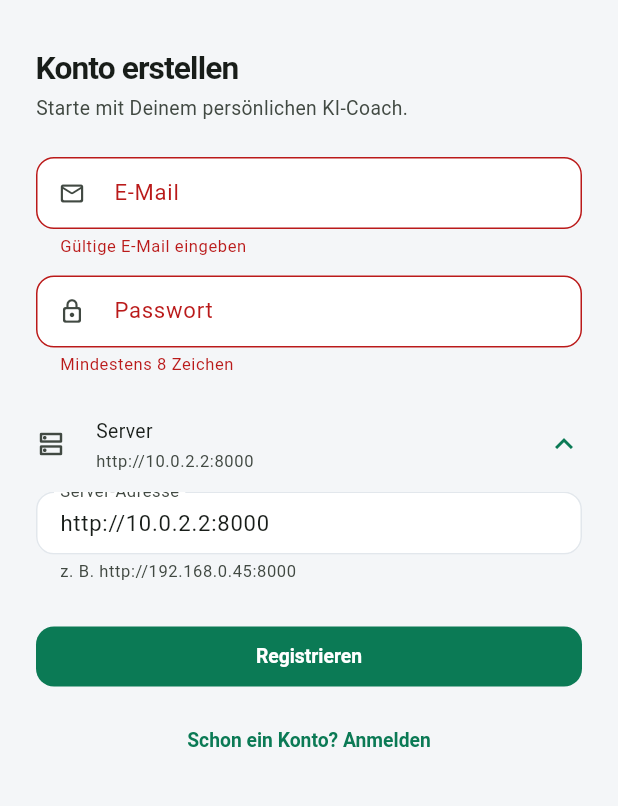
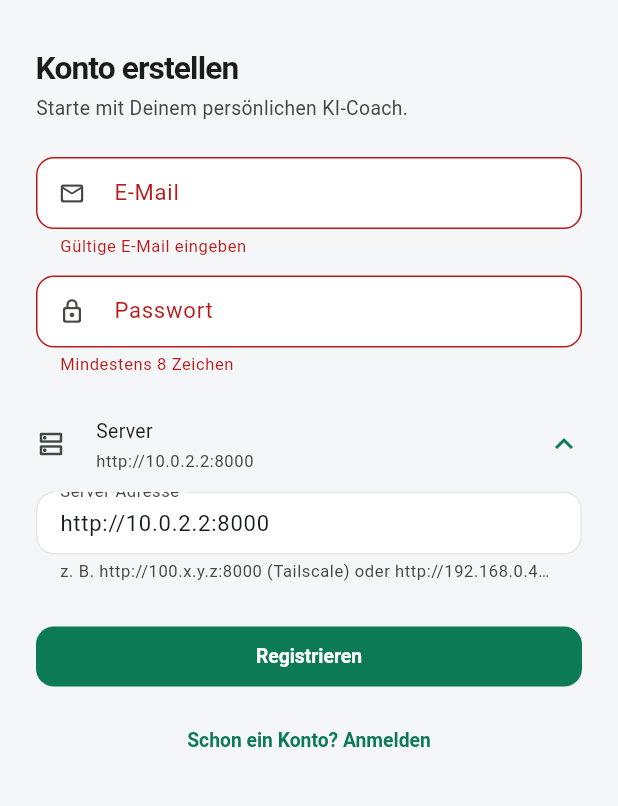
Before and after one commit to bragtho/training_planner, a Flutter app: the screen it shows after launch, after a tap on "Server", after a tap on "Anmelden", after a tap on "Neu hier? Konto erstellen", on a phone screen of 412 x 824 dp, the part 266-1072 px from its top. Run offline on Flutter 3.47's test engine with Material 3 defaults, Android fonts, the phone set to English and light mode, and no system bars; our stand-ins replace dio, fl_chart, flutter_map, flutter_riverpod, flutter_secure_storage, go_router and 1 more; network calls fail.

Commit message:
feat: Zugriff ueber Tailscale: Web-App nutzt Host der Seite, Hinweis im Login, README
Co-Authored-By: Claude Sonnet 5.5 <noreply@anthropic.com>

```diff
--- a/app/lib/core/api.dart
+++ b/app/lib/core/api.dart
@@ -7,6 +7,15 @@ import 'package:flutter_secure_storage/flutter_secure_storage.dart';
 String get apiBaseUrl {
   const fromEnv = String.fromEnvironment('API_URL');
   if (fromEnv.isNotEmpty) return fromEnv;
+  if (kIsWeb) {
+    // Web-App ueber Tailscale/LAN geoeffnet: Backend liegt auf demselben Rechner.
+    final host = Uri.base.host;
+    if (host.isNotEmpty && host != 'localhost' && host != '127.0.0.1') {
+      return Uri.base.scheme == 'https'
+          ? Uri.base.origin // z. B. `tailscale serve` mit HTTPS
+          : 'http://$host:8000';
+    }
+  }
   if (!kIsWeb && defaultTargetPlatform == TargetPlatform.android) {
     return 'http://10.0.2.2:8000'; // Android-Emulator -> Host-PC
   }
--- a/app/lib/features/auth/login_screen.dart
+++ b/app/lib/features/auth/login_screen.dart
@@ -140,7 +140,7 @@ class _LoginScreenState extends ConsumerState<LoginScreen> {
                     onChanged: (_) => setState(() {}),
                     decoration: const InputDecoration(
                       labelText: 'Server-Adresse',
-                      helperText: 'z. B. http://192.168.0.45:8000',
+                      helperText: 'z. B. http://100.x.y.z:8000 (Tailscale) oder http://192.168.0.45:8000',
                     ),
                   ),
                 ],
```
Also changed, not shown: 1 other file.
